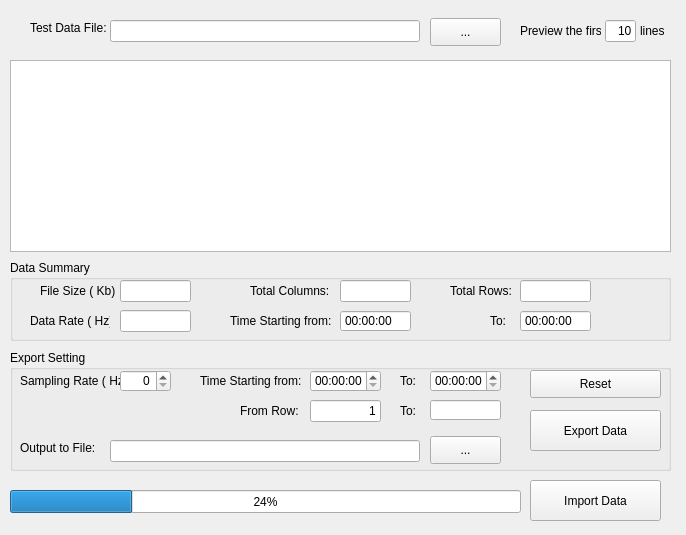
First picture: the form in UI_5_Import.ui, repository DavyliPython/WB_TestDataPost, before the edit.
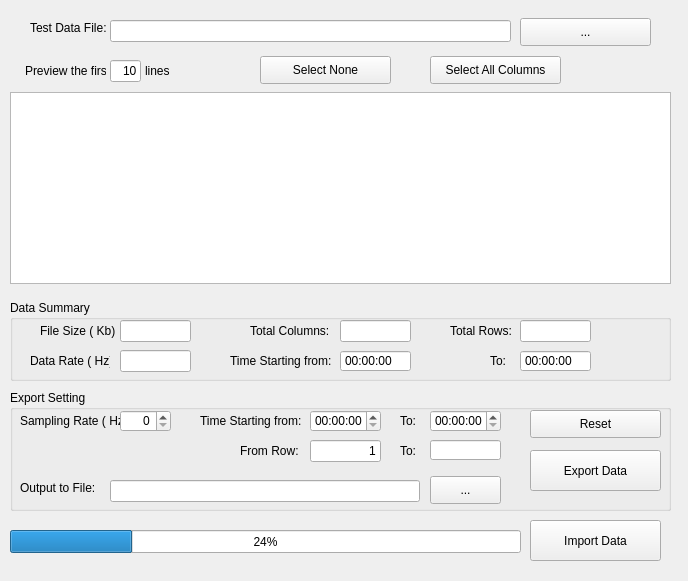
Second picture: the form after the edit.

```diff
--- a/UI_5_Import.ui
+++ b/UI_5_Import.ui
@@ -9,8 +9,8 @@
    <rect>
     <x>0</x>
     <y>0</y>
-    <width>686</width>
-    <height>535</height>
+    <width>688</width>
+    <height>581</height>
    </rect>
   </property>
   <property name="windowTitle">
@@ -32,9 +32,9 @@
   <widget class="QPushButton" name="btnBrowse_in">
    <property name="geometry">
     <rect>
-     <x>430</x>
+     <x>520</x>
      <y>18</y>
-     <width>71</width>
+     <width>131</width>
      <height>28</height>
     </rect>
    </property>
@@ -46,7 +46,7 @@
    <property name="geometry">
     <rect>
      <x>530</x>
-     <y>480</y>
+     <y>520</y>
      <width>131</width>
      <height>41</height>
     </rect>
@@ -58,8 +58,8 @@
   <widget class="QLabel" name="label_4">
    <property name="geometry">
     <rect>
-     <x>520</x>
-     <y>23</y>
+     <x>25</x>
+     <y>63</y>
      <width>81</width>
      <height>16</height>
     </rect>
@@ -71,8 +71,8 @@
   <widget class="QLabel" name="label_5">
    <property name="geometry">
     <rect>
-     <x>640</x>
-     <y>23</y>
+     <x>145</x>
+     <y>63</y>
      <width>31</width>
      <height>16</height>
     </rect>
@@ -85,7 +85,7 @@
    <property name="geometry">
     <rect>
      <x>10</x>
-     <y>260</y>
+     <y>300</y>
      <width>661</width>
      <height>81</height>
     </rect>
@@ -306,7 +306,7 @@
    <property name="geometry">
     <rect>
      <x>10</x>
-     <y>490</y>
+     <y>530</y>
      <width>511</width>
      <height>23</height>
     </rect>
@@ -320,7 +320,7 @@
     <rect>
      <x>110</x>
      <y>20</y>
-     <width>310</width>
+     <width>401</width>
      <height>22</height>
     </rect>
    </property>
@@ -332,7 +332,7 @@
    <property name="geometry">
     <rect>
      <x>10</x>
-     <y>60</y>
+     <y>92</y>
      <width>661</width>
      <height>192</height>
     </rect>
@@ -354,7 +354,7 @@
    <property name="geometry">
     <rect>
      <x>190</x>
-     <y>100</y>
+     <y>140</y>
      <width>41</width>
      <height>16</height>
     </rect>
@@ -366,8 +366,8 @@
   <widget class="QLineEdit" name="leRows">
    <property name="geometry">
     <rect>
-     <x>605</x>
-     <y>20</y>
+     <x>110</x>
+     <y>60</y>
      <width>31</width>
      <height>22</height>
     </rect>
@@ -389,7 +389,7 @@
    <property name="geometry">
     <rect>
      <x>10</x>
-     <y>350</y>
+     <y>390</y>
      <width>661</width>
      <height>121</height>
     </rect>
@@ -639,6 +639,32 @@
     </property>
    </widget>
   </widget>
+  <widget class="QPushButton" name="btnSelectNone">
+   <property name="geometry">
+    <rect>
+     <x>260</x>
+     <y>56</y>
+     <width>131</width>
+     <height>28</height>
+    </rect>
+   </property>
+   <property name="text">
+    <string>Select None</string>
+   </property>
+  </widget>
+  <widget class="QPushButton" name="btnSelectAll">
+   <property name="geometry">
+    <rect>
+     <x>430</x>
+     <y>56</y>
+     <width>131</width>
+     <height>28</height>
+    </rect>
+   </property>
+   <property name="text">
+    <string>Select All Columns</string>
+   </property>
+  </widget>
   <action name="actionBrowse">
    <property name="text">
     <string>Browse</string>
```
Left out of the diff: 4 changed lines with no effect on the pictures.
